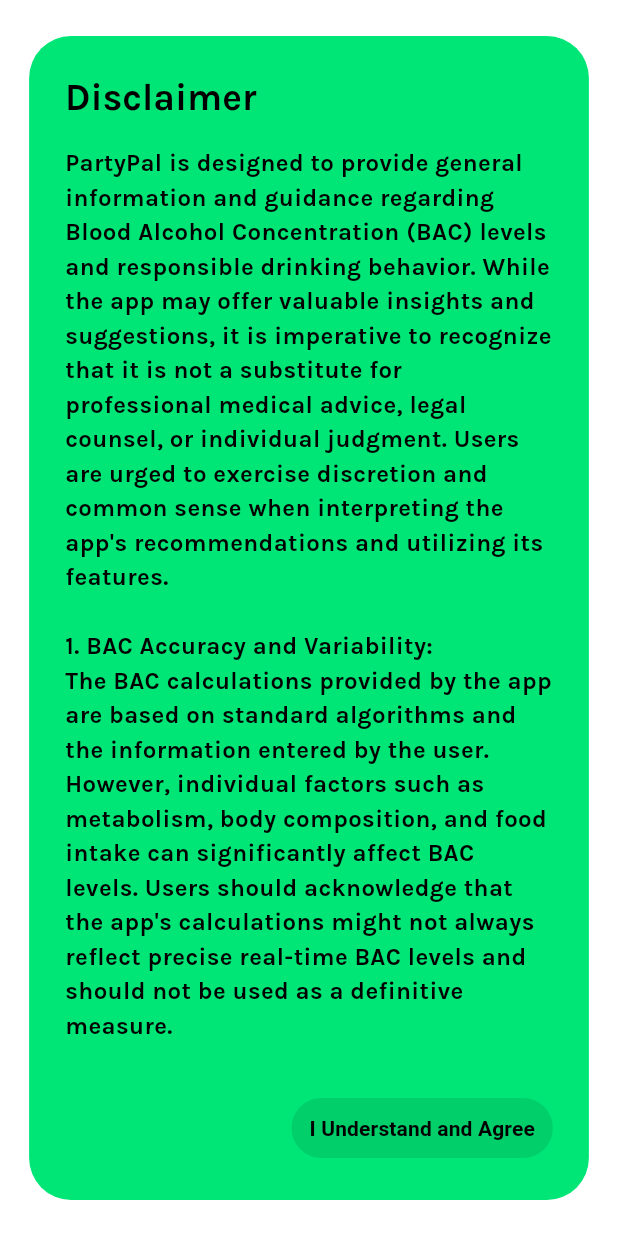
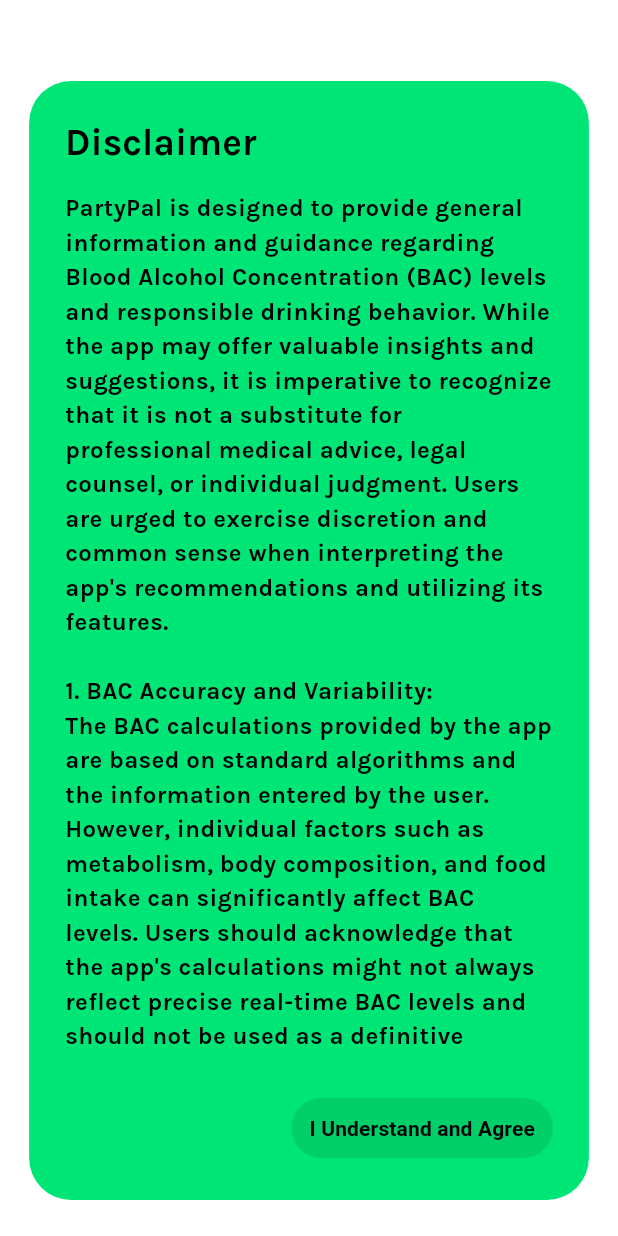
Before and after one commit to rahulg221/party_pal_, a Flutter app: the screen it shows after launch, on a phone screen of 412 x 824 dp. Run offline on Flutter 3.47's test engine with Material 2 defaults, Android fonts, the phone set to English and light mode, and no system bars; our stand-ins replace flutter_riverpod, shared_preferences, sqflite; missing offline and left inert: activity_ring, flutter_sms; accounts and stored records are empty.

Commit message:
Add files via upload

```diff
--- a/lib/widgets/disclaimer.dart
+++ b/lib/widgets/disclaimer.dart
@@ -10,9 +10,12 @@ class DisclaimerDialog extends StatelessWidget {
     return FractionallySizedBox(
       alignment: Alignment.center,
       widthFactor: 1.1,
+      child: Padding(
+        padding: EdgeInsets.only(top: 30),
         child: AlertDialog(
           title: Text("Disclaimer",
-            style: TextStyle(color: Colors.black, fontWeight: FontWeight.bold)),
+              style:
+                  TextStyle(color: Colors.black, fontWeight: FontWeight.bold)),
           content: SingleChildScrollView(
             child: Text(
               "PartyPal is designed to provide general information and guidance regarding Blood Alcohol Concentration (BAC) levels and responsible drinking behavior. While the app may offer valuable insights and suggestions, it is imperative to recognize that it is not a substitute for professional medical advice, legal counsel, or individual judgment. Users are urged to exercise discretion and common sense when interpreting the app's recommendations and utilizing its features.\n\n"
@@ -31,7 +34,9 @@ class DisclaimerDialog extends StatelessWidget {
               "7. App Updates and Accuracy:\n"
               "The app's functionality and features may evolve over time, and its accuracy may improve with updates. However, users should not solely rely on the app's information but instead combine it with common sense, responsible behavior, and awareness of their own physical condition.",
               style: TextStyle(
-                color: Colors.black, fontSize: 16, fontWeight: FontWeight.bold),
+                  color: Colors.black,
+                  fontSize: 16,
+                  fontWeight: FontWeight.bold),
             ),
           ),
           actions: <Widget>[
@@ -59,6 +64,7 @@ class DisclaimerDialog extends StatelessWidget {
           ],
           backgroundColor: Colors.greenAccent.shade400,
         ),
+      ),
     );
   }
 }
```
Lines whose indentation alone changed are shown as unchanged.
